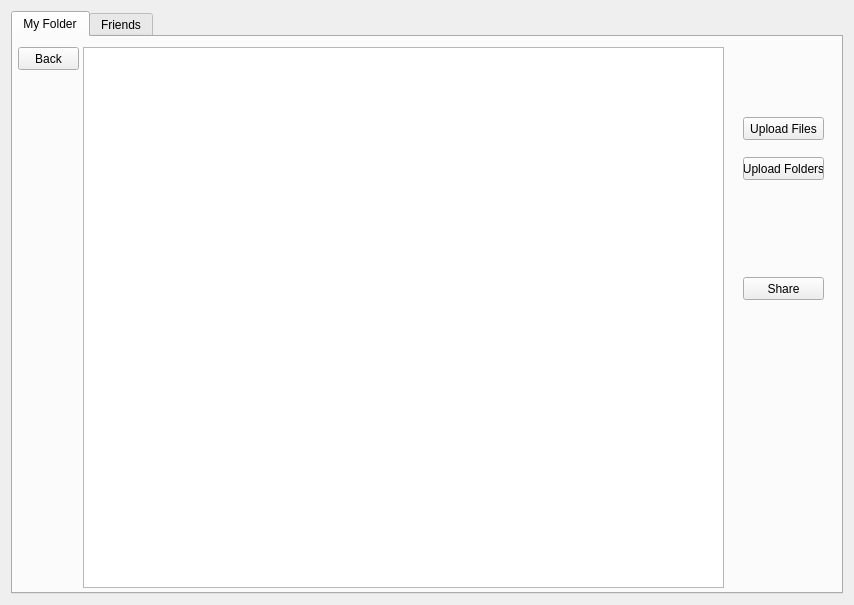
Orico83/FileSpace, file main.ui: the form before one commit.
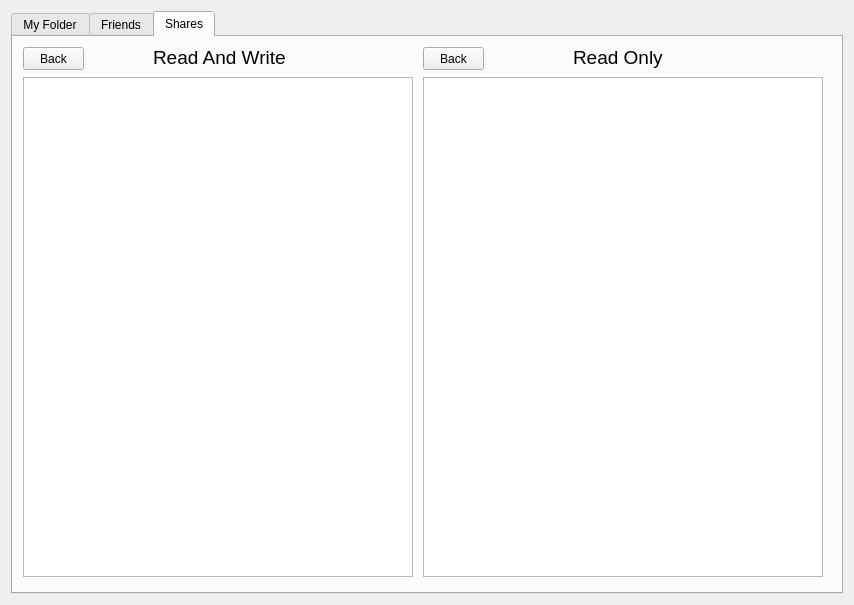
The form after the commit.

Patch:
```diff
--- a/main.ui
+++ b/main.ui
@@ -29,7 +29,7 @@
       <enum>Qt::DefaultContextMenu</enum>
      </property>
      <property name="currentIndex">
-      <number>0</number>
+      <number>2</number>
      </property>
      <widget class="QWidget" name="myfolder_tab">
       <attribute name="title">
@@ -90,10 +90,10 @@
       <widget class="QListView" name="list_view">
        <property name="geometry">
         <rect>
-         <x>70</x>
-         <y>10</y>
-         <width>641</width>
-         <height>541</height>
+         <x>20</x>
+         <y>40</y>
+         <width>691</width>
+         <height>501</height>
         </rect>
        </property>
        <property name="acceptDrops">
@@ -253,6 +253,177 @@
         <string/>
        </property>
       </widget>
+      <widget class="QLabel" name="sharing_read_write_label">
+       <property name="geometry">
+        <rect>
+         <x>320</x>
+         <y>275</y>
+         <width>171</width>
+         <height>31</height>
+        </rect>
+       </property>
+       <property name="font">
+        <font>
+         <pointsize>14</pointsize>
+        </font>
+       </property>
+       <property name="text">
+        <string>Sharing Read-Write</string>
+       </property>
+      </widget>
+      <widget class="QListWidget" name="sharing_read_write_list_widget">
+       <property name="geometry">
+        <rect>
+         <x>280</x>
+         <y>310</y>
+         <width>256</width>
+         <height>231</height>
+        </rect>
+       </property>
+       <property name="font">
+        <font>
+         <pointsize>14</pointsize>
+        </font>
+       </property>
+       <property name="alternatingRowColors">
+        <bool>true</bool>
+       </property>
+      </widget>
+      <widget class="QListWidget" name="sharing_read_only_list_widget">
+       <property name="geometry">
+        <rect>
+         <x>550</x>
+         <y>310</y>
+         <width>256</width>
+         <height>231</height>
+        </rect>
+       </property>
+       <property name="font">
+        <font>
+         <pointsize>14</pointsize>
+        </font>
+       </property>
+       <property name="alternatingRowColors">
+        <bool>true</bool>
+       </property>
+      </widget>
+      <widget class="QLabel" name="sharing_read_only_label">
+       <property name="geometry">
+        <rect>
+         <x>590</x>
+         <y>275</y>
+         <width>161</width>
+         <height>31</height>
+        </rect>
+       </property>
+       <property name="font">
+        <font>
+         <pointsize>14</pointsize>
+        </font>
+       </property>
+       <property name="text">
+        <string>Sharing Read-Only</string>
+       </property>
+      </widget>
+     </widget>
+     <widget class="QWidget" name="shares_tab">
+      <attribute name="title">
+       <string>Shares</string>
+      </attribute>
+      <widget class="QListView" name="read_write_list_view">
+       <property name="geometry">
+        <rect>
+         <x>10</x>
+         <y>40</y>
+         <width>390</width>
+         <height>500</height>
+        </rect>
+       </property>
+       <property name="viewMode">
+        <enum>QListView::IconMode</enum>
+       </property>
+      </widget>
+      <widget class="QLabel" name="read_write_label">
+       <property name="geometry">
+        <rect>
+         <x>140</x>
+         <y>5</y>
+         <width>141</width>
+         <height>31</height>
+        </rect>
+       </property>
+       <property name="font">
+        <font>
+         <pointsize>14</pointsize>
+        </font>
+       </property>
+       <property name="text">
+        <string>Read And Write</string>
+       </property>
+      </widget>
+      <widget class="QListView" name="read_only_list_view">
+       <property name="geometry">
+        <rect>
+         <x>410</x>
+         <y>40</y>
+         <width>400</width>
+         <height>500</height>
+        </rect>
+       </property>
+       <property name="viewMode">
+        <enum>QListView::IconMode</enum>
+       </property>
+      </widget>
+      <widget class="QLabel" name="read_only_label">
+       <property name="geometry">
+        <rect>
+         <x>560</x>
+         <y>5</y>
+         <width>91</width>
+         <height>31</height>
+        </rect>
+       </property>
+       <property name="font">
+        <font>
+         <pointsize>14</pointsize>
+        </font>
+       </property>
+       <property name="text">
+        <string>Read Only</string>
+       </property>
+      </widget>
+      <widget class="QPushButton" name="rw_go_back_button">
+       <property name="geometry">
+        <rect>
+         <x>10</x>
+         <y>10</y>
+         <width>61</width>
+         <height>23</height>
+        </rect>
+       </property>
+       <property name="text">
+        <string>Back</string>
+       </property>
+      </widget>
+      <widget class="QPushButton" name="r_go_back_button">
+       <property name="geometry">
+        <rect>
+         <x>410</x>
+         <y>10</y>
+         <width>61</width>
+         <height>23</height>
+        </rect>
+       </property>
+       <property name="text">
+        <string>Back</string>
+       </property>
+      </widget>
+      <zorder>read_write_label</zorder>
+      <zorder>read_write_list_view</zorder>
+      <zorder>read_only_list_view</zorder>
+      <zorder>read_only_label</zorder>
+      <zorder>rw_go_back_button</zorder>
+      <zorder>r_go_back_button</zorder>
      </widget>
     </widget>
    </item>
```
Left out of the diff: 32 changed lines with no effect on the pictures.
